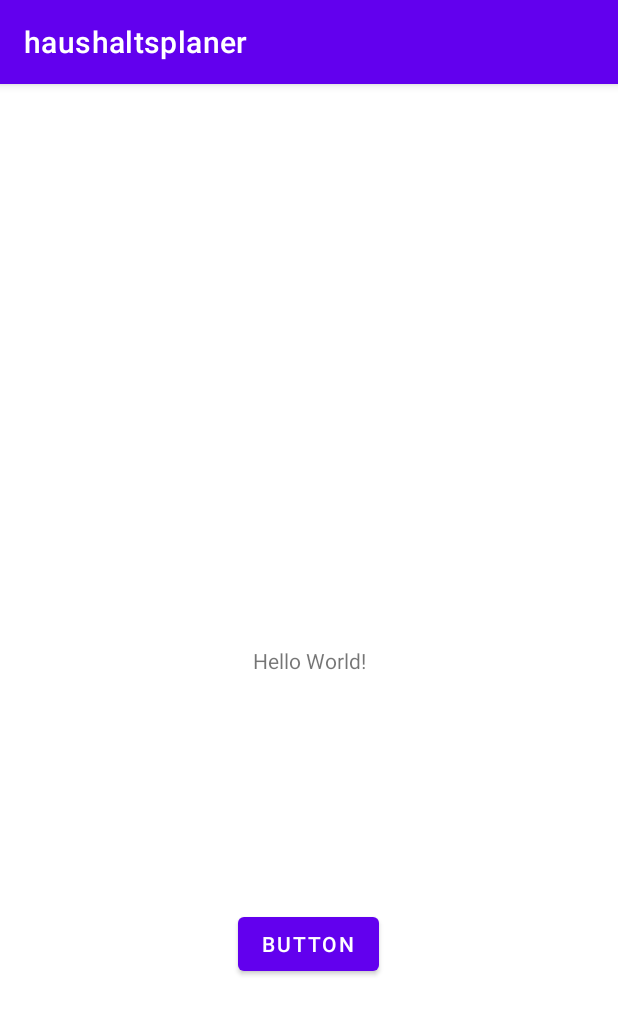
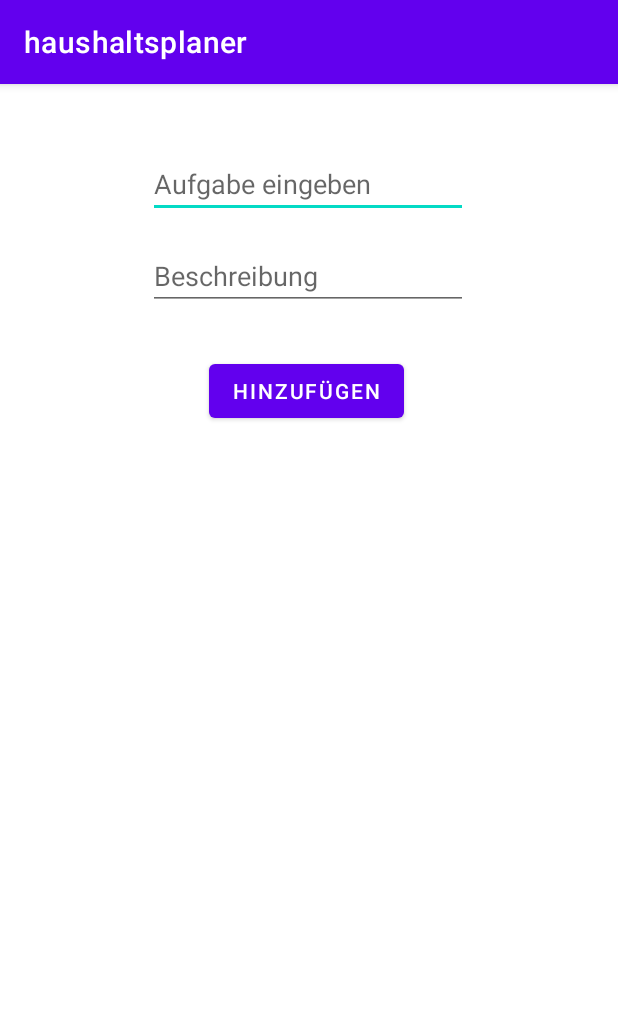
Before and after one commit to Juwls/haushaltsplaner_repo, an Android app: the screen it shows after launch (MainActivity), on a phone screen of 412 x 824 dp. Shown: the top 1015 px of the screen. Run offline under Robolectric (Android 15) with nearby library versions, the phone set to English and light mode, and no system bars.

Commit message:
added missing project files

```diff
--- a/app/src/main/java/swep/haushaltsplaner/MainActivity.java
+++ b/app/src/main/java/swep/haushaltsplaner/MainActivity.java
@@ -3,6 +3,9 @@ package swep.haushaltsplaner;
 import androidx.appcompat.app.AppCompatActivity;
 
 import android.os.Bundle;
+import android.view.View;
+import android.widget.EditText;
+import android.widget.TextView;
 
 public class MainActivity extends AppCompatActivity {
 
@@ -11,4 +14,22 @@ public class MainActivity extends AppCompatActivity {
         super.onCreate(savedInstanceState);
         setContentView(R.layout.activity_main);
     }
+    //test data
+    Task task1 = new Task("Kochen", "Gemüseauflauf vorbereiten");
+
+    public void addTaskToList(View view){
+        TextView textView1 = findViewById(R.id.textView1);
+        TextView textView2 = findViewById(R.id.textView2);
+
+        EditText TaskL = findViewById(R.id.TaskL);
+        EditText TaskDesc = findViewById(R.id.TaskDesc);
+
+        textView1.setText(TaskL.getText().toString());
+        textView2.setText(TaskDesc.getText().toString());
+
+    }
+
+
+
+
 }
--- /dev/null
+++ b/app/src/main/java/swep/haushaltsplaner/Task.java
@@ -0,0 +1,21 @@
+package swep.haushaltsplaner;
+
+public class Task {
+
+	private String taskLabel;
+	private String taskDescription;
+
+	Task(String taskLabel, String taskDescription){
+		this.taskLabel = taskLabel;
+		this.taskDescription = taskDescription;
+	}
+
+	public String getTaskLabel() {
+		return taskLabel;
+	}
+
+	public String getTaskDescription() {
+		return taskDescription;
+	}
+
+}
--- a/app/src/main/res/layout/activity_main.xml
+++ b/app/src/main/res/layout/activity_main.xml
@@ -10,22 +10,66 @@
         android:id="@+id/textView"
         android:layout_width="wrap_content"
         android:layout_height="wrap_content"
-        android:text="Hello World!"
-        app:layout_constraintBottom_toBottomOf="parent"
-        app:layout_constraintLeft_toLeftOf="parent"
-        app:layout_constraintRight_toRightOf="parent"
-        app:layout_constraintTop_toTopOf="parent" />
-
-    <Button
-        android:id="@+id/button"
-        android:layout_width="wrap_content"
-        android:layout_height="wrap_content"
-        android:text="Button"
         app:layout_constraintBottom_toBottomOf="parent"
         app:layout_constraintEnd_toEndOf="parent"
         app:layout_constraintHorizontal_bias="0.498"
+        app:layout_constraintStart_toStartOf="parent" />
+
+    <EditText
+        android:id="@+id/TaskL"
+        android:layout_width="wrap_content"
+        android:layout_height="wrap_content"
+        android:layout_marginTop="44dp"
+        android:ems="10"
+        android:hint="Aufgabe eingeben"
+        android:inputType="textPersonName"
+        app:layout_constraintEnd_toEndOf="parent"
+        app:layout_constraintHorizontal_bias="0.497"
         app:layout_constraintStart_toStartOf="parent"
-        app:layout_constraintTop_toBottomOf="@+id/textView"
-        app:layout_constraintVertical_bias="0.477" />
+        app:layout_constraintTop_toTopOf="parent" />
+
+    <EditText
+        android:id="@+id/TaskDesc"
+        android:layout_width="wrap_content"
+        android:layout_height="wrap_content"
+        android:layout_marginTop="16dp"
+        android:ems="10"
+        android:gravity="start|top"
+        android:hint="Beschreibung"
+        android:inputType="textMultiLine"
+        app:layout_constraintEnd_toEndOf="@+id/TaskL"
+        app:layout_constraintHorizontal_bias="0.0"
+        app:layout_constraintStart_toStartOf="@+id/TaskL"
+        app:layout_constraintTop_toBottomOf="@+id/TaskL" />
+
+    <Button
+        android:id="@+id/addTask"
+        android:layout_width="wrap_content"
+        android:layout_height="wrap_content"
+        android:layout_marginTop="30dp"
+        android:onClick="addTaskToList"
+        android:text="hinzufügen"
+        app:layout_constraintEnd_toEndOf="@+id/TaskDesc"
+        app:layout_constraintHorizontal_bias="0.491"
+        app:layout_constraintStart_toStartOf="@+id/TaskDesc"
+        app:layout_constraintTop_toBottomOf="@+id/TaskDesc" />
+
+    <TextView
+        android:id="@+id/textView1"
+        android:layout_width="wrap_content"
+        android:layout_height="wrap_content"
+        android:layout_marginTop="36dp"
+        app:layout_constraintEnd_toEndOf="@+id/addTask"
+        app:layout_constraintStart_toStartOf="@+id/addTask"
+        app:layout_constraintTop_toBottomOf="@+id/addTask" />
+
+    <TextView
+        android:id="@+id/textView2"
+        android:layout_width="wrap_content"
+        android:layout_height="wrap_content"
+        android:layout_marginTop="50dp"
+        app:layout_constraintEnd_toEndOf="@+id/textView1"
+        app:layout_constraintStart_toStartOf="@+id/textView1"
+        app:layout_constraintTop_toBottomOf="@+id/textView1" />
 
 </androidx.constraintlayout.widget.ConstraintLayout>
```
